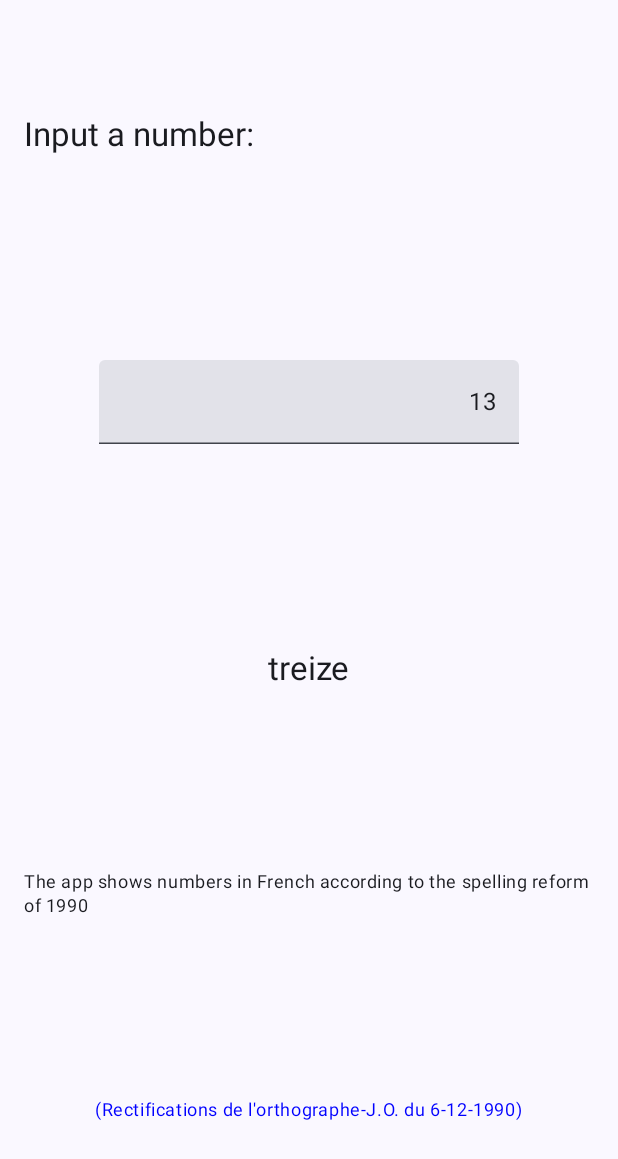
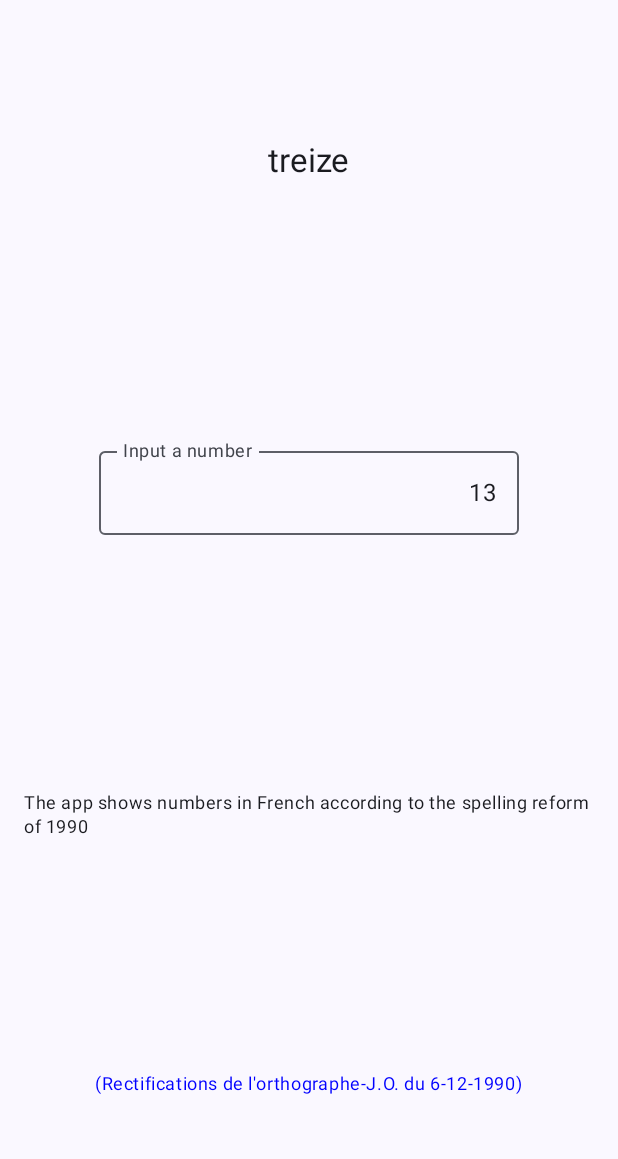
Before and after one commit to sellisd/CheckHelper, an Android app built with Jetpack Compose: the screen it shows after launch (MainActivity), on a phone screen of 412 x 824 dp. Shown: the top 1159 px of the screen. Run offline under Robolectric (Android 15) with nearby library versions, the phone set to English and light mode, and no system bars.

Commit message:
fix: Reorganized layout

```diff
--- a/app/src/main/java/com/example/checkhelper/MainActivity.kt
+++ b/app/src/main/java/com/example/checkhelper/MainActivity.kt
@@ -196,13 +196,14 @@ fun Answer() {
                 Uri.parse("https://www.academie-francaise.fr/sites/academie-francaise.fr/files/rectifications_1990.pdf")
             )
         }
-
-        Text(
-            text = stringResource(R.string.input),
-            modifier = Modifier.align(Alignment.Start),
-            style = MaterialTheme.typography.titleLarge
-        )
-        TextField(
+        SelectionContainer {
+            Text(
+                numberToLettersThousands(textState.value.text.toIntOrNull()),
+                style = MaterialTheme.typography.titleLarge
+            )
+        }
+        OutlinedTextField(
+            label={Text(stringResource(R.string.input))},
             value = textState.value,
             onValueChange = { textState.value = it },
             keyboardOptions = KeyboardOptions(keyboardType = KeyboardType.Phone),
@@ -210,12 +211,6 @@ fun Answer() {
             textStyle = LocalTextStyle.current.copy(textAlign = TextAlign.End),
             modifier = Modifier.padding(16.dp)
         )
-        SelectionContainer {
-            Text(
-                numberToLettersThousands(textState.value.text.toIntOrNull()),
-                style = MaterialTheme.typography.titleLarge
-            )
-        }
         Text(
             text = stringResource(R.string.footnote), style = MaterialTheme.typography.bodySmall
         )
--- a/app/src/main/res/values/strings.xml
+++ b/app/src/main/res/values/strings.xml
@@ -1,5 +1,5 @@
 <resources>
     <string name="app_name">CheckHelper</string>
-    <string name="input">Input a number:</string>
+    <string name="input">Input a number</string>
     <string name="footnote">"The app shows numbers in French according to the spelling reform of 1990 "</string>
 </resources>
```
Also changed, not shown: 2 other files.
